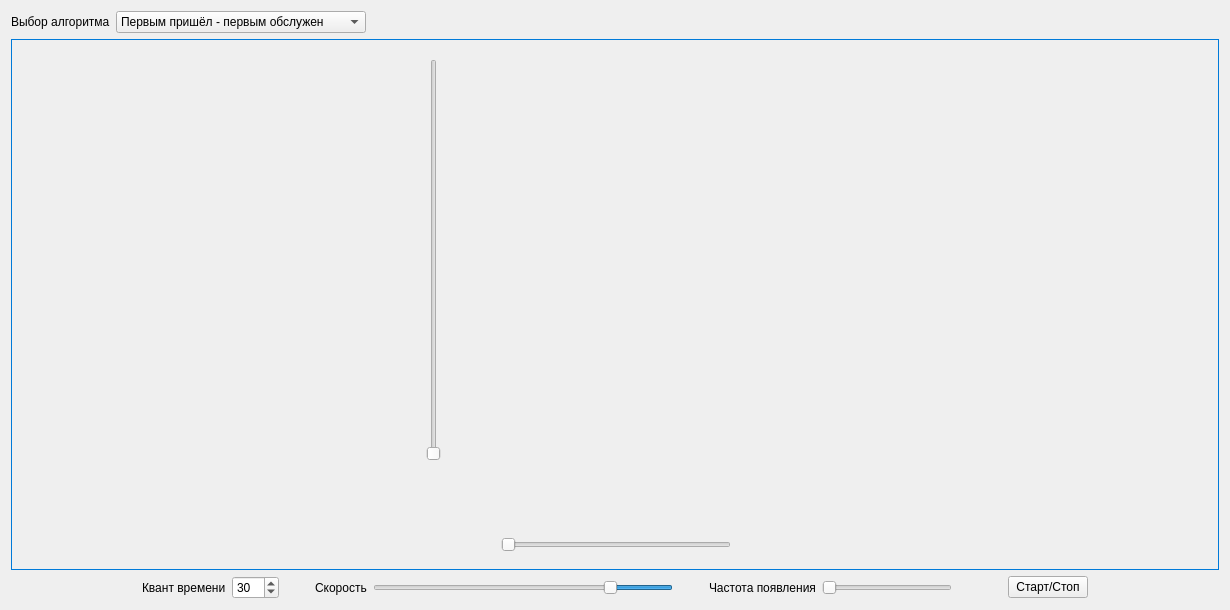
First picture: the form in mainwindow.ui, repository Ore111ek/Algorithms_of_Planning, before the edit.
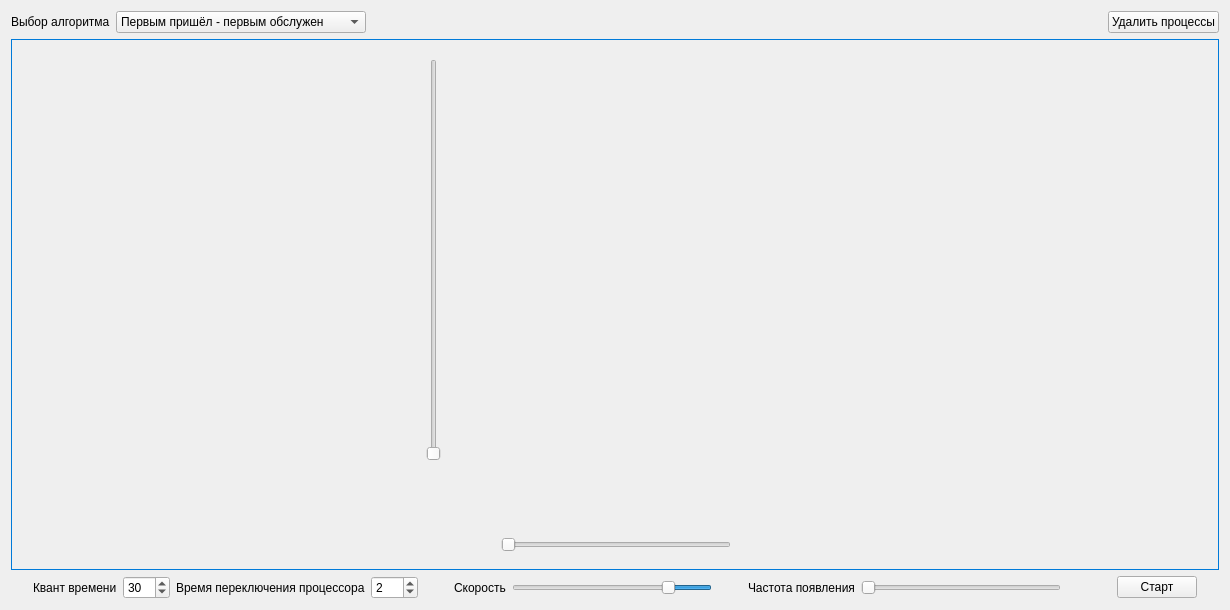
Second picture: the form after the edit.

Commit message: delay, interface, documentation

Patch:
```diff
--- a/mainwindow.ui
+++ b/mainwindow.ui
@@ -94,6 +94,13 @@
         </property>
        </spacer>
       </item>
+      <item>
+       <widget class="QPushButton" name="restartButton">
+        <property name="text">
+         <string>Удалить процессы</string>
+        </property>
+       </widget>
+      </item>
      </layout>
     </item>
     <item>
@@ -171,13 +178,30 @@
          <number>5</number>
         </property>
         <property name="maximum">
-         <number>200</number>
+         <number>500</number>
         </property>
         <property name="value">
          <number>30</number>
         </property>
        </widget>
       </item>
+      <item>
+       <widget class="QLabel" name="label_3">
+        <property name="text">
+         <string>Время переключения процессора</string>
+        </property>
+       </widget>
+      </item>
+      <item>
+       <widget class="QSpinBox" name="delaySpin">
+        <property name="maximum">
+         <number>100</number>
+        </property>
+        <property name="value">
+         <number>2</number>
+        </property>
+       </widget>
+      </item>
       <item>
        <spacer name="horizontalSpacer_5">
         <property name="orientation">
@@ -210,14 +234,14 @@
       <item>
        <widget class="QSlider" name="speedSlider">
         <property name="sizePolicy">
-         <sizepolicy hsizetype="MinimumExpanding" vsizetype="Fixed">
+         <sizepolicy hsizetype="Preferred" vsizetype="Fixed">
           <horstretch>0</horstretch>
           <verstretch>0</verstretch>
          </sizepolicy>
         </property>
         <property name="minimumSize">
          <size>
-          <width>300</width>
+          <width>200</width>
           <height>0</height>
          </size>
         </property>
@@ -269,6 +293,12 @@
       </item>
       <item>
        <widget class="QSlider" name="frequencySlider">
+        <property name="minimumSize">
+         <size>
+          <width>200</width>
+          <height>0</height>
+         </size>
+        </property>
         <property name="minimum">
          <number>1</number>
         </property>
@@ -305,7 +335,7 @@
          </sizepolicy>
         </property>
         <property name="text">
-         <string>Старт/Стоп</string>
+         <string>Старт</string>
         </property>
        </widget>
       </item>
```
Left out of the diff: 2 changed lines with no effect on the pictures. The commit also changes 393 other files.
